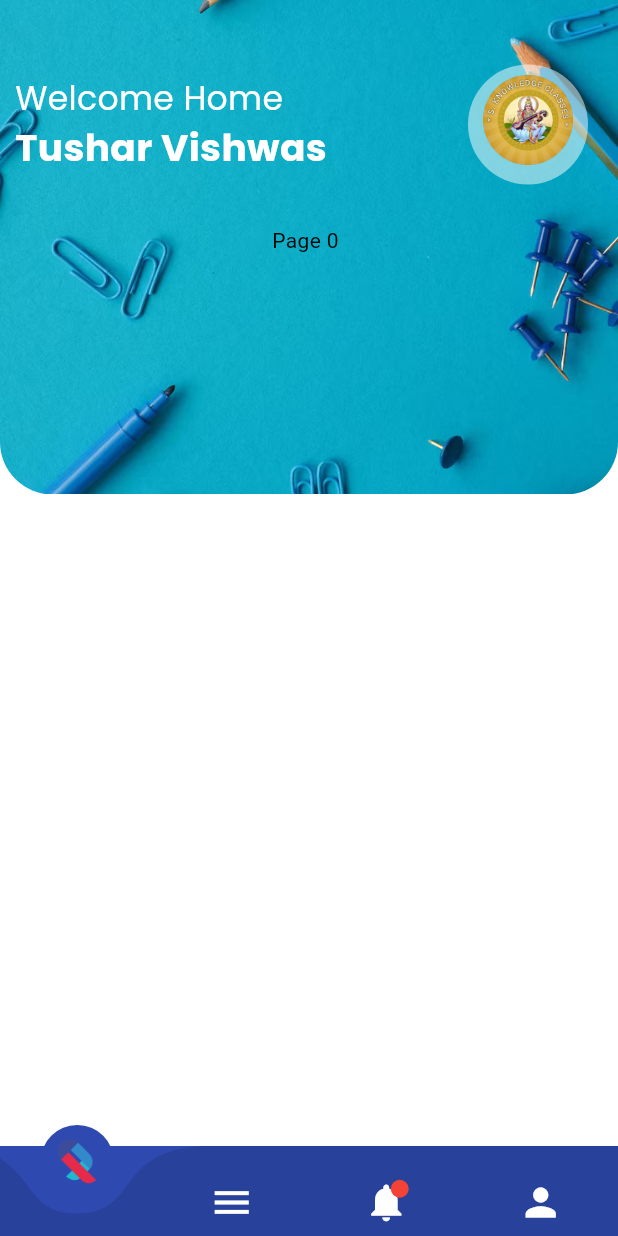
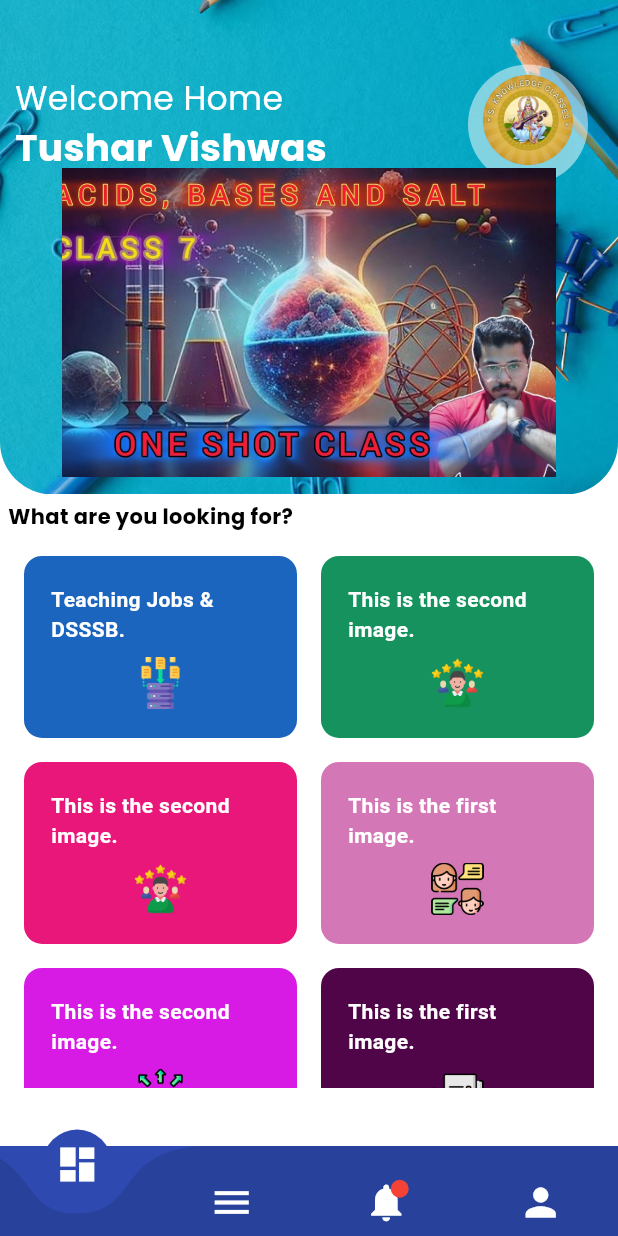
Before and after one commit to Nirajkumar11/Nirajkumar11, a Flutter app: the HomePageScreen screen opened by its route, on a phone screen of 412 x 824 dp. Run offline on Flutter 3.47's test engine with Material 3 defaults, Android fonts, the light colour scheme and no system bars; drawn by our look-alikes of curved_navigation_bar; our stand-ins replace get, google_fonts, permission_handler, shared_preferences; accounts and stored records are empty; Roboto replaces fonts that are missing (Ageo).

Commit message:
Commit:- Dashboard page created2

```diff
--- a/dear_guruji_education_app/lib/view/dashboard_view/DashBoardScreen.dart
+++ b/dear_guruji_education_app/lib/view/dashboard_view/DashBoardScreen.dart
@@ -5,7 +5,6 @@ import 'package:flutter/cupertino.dart';
 import 'package:flutter/material.dart';
 import 'package:get/get.dart';
 import 'package:google_fonts/google_fonts.dart';
-import 'package:loop_page_view/loop_page_view.dart';
 import '../../constants/app_colors.dart';
 import '../../constants/app_font_size.dart';
 import '../../view_model/dashBoard_viewModel/DashBoard_Vm.dart';
@@ -61,7 +60,7 @@ class DashBoardScreen extends StatelessWidget{
                                 boxShadow: [
                                   BoxShadow(
                                       color: AllColors.whiteColor
-                                          .withOpacity(0.5),
+                                          .withValues(alpha: 0.5),
                                       spreadRadius: 10,
                                       blurRadius: 0,
                                       offset: Offset(0, 3),
@@ -104,25 +103,19 @@ class DashBoardScreen extends StatelessWidget{
                             ),
                           )
                         ),
-                        Positioned(
-                          top: 110,
-                          left: 80,
-                          child: SizedBox(
-                            height: 100,
-                            width: size.width * 0.6,
-                            child: PageView.builder(
+                        PageView.builder(
                           controller: DashBoardVMController.pageController,
                          // itemCount: 5,
                           itemBuilder: (context, index) {
-                                final displayIndex = index % DashBoardVMController.itemCount;
+                            final displayIndex = index % DashBoardVMController.imgList.length;
                             return Center(
-                                  child: Text('Page $displayIndex', style: TextStyle(
-                                    color: Colors.black
-                                  ),),
+                              child: Container(
+                                margin: EdgeInsets.only(top: 100),
+                                height: size.width*.5,
+                                  width: size.width*.8,
+                                  child: DashBoardVMController.imgList[displayIndex])
                             );
                           },
-                            ),
-                          ),
                         )
                       ],
                     ),
@@ -130,7 +123,63 @@ class DashBoardScreen extends StatelessWidget{
 
                 ],
               ),
+              Padding(
+                padding: const EdgeInsets.only(right: 208.0,top: 5),
+                child: Text(
+                  "What are you looking for? ",
+                  style: GoogleFonts.poppins(
+                    color: Colors.black,
+                    fontWeight: FontWeight.bold,
+                    fontSize: AllFontSize.fourtine,
+                  ),
+                ),
+              ),
 
+              Container(
+                height: size.height*.45,
+                width: double.infinity,
+                child: GridView(
+                  padding: const EdgeInsets.all(16.0),
+                  gridDelegate: const SliverGridDelegateWithFixedCrossAxisCount(
+                    crossAxisCount: 2,
+                    childAspectRatio: 1.5,
+                    crossAxisSpacing: 16.0,
+                    mainAxisSpacing: 16.0,
+                  ),
+                  children: DashBoardVMController.imageDataList.map((imageData) {
+                    return Container(
+                      padding: const EdgeInsets.all(18.0),
+                      decoration: BoxDecoration(
+                        color: DashBoardVMController.getRandomColor(),
+                        borderRadius: BorderRadius.circular(12),
+                      ),
+                      child: Column(
+                        mainAxisAlignment: MainAxisAlignment.center,
+                        children: [
+                          Text(
+                            imageData.description,
+                            style: const TextStyle(
+                              fontSize: 14,
+                              fontWeight: FontWeight.bold,
+                              color: Colors.white,
+                            ),
+                            textAlign: TextAlign.start,
+                          ),
+                          const SizedBox(height: 8),
+                          Container(
+                              height: 35,
+                              width: 35,
+                              decoration: BoxDecoration(
+                                borderRadius: BorderRadius.circular(50)
+                              ),
+                              child: Image.asset(imageData.imagePath)),
+                        ],
+                      ),
+                    );
+                  }).toList(),
+
+          ),
+        )
             ],
         ),
         ),
--- a/dear_guruji_education_app/lib/view/dashboard_view/Home_view.dart
+++ b/dear_guruji_education_app/lib/view/dashboard_view/Home_view.dart
@@ -78,13 +78,12 @@ class _HomePageScreenState extends State<HomePageScreen> {
             .copyWith(iconTheme: IconThemeData(color: Colors.white)),
         child: CurvedNavigationBar(
           items: [
-            Image.asset("assets/images/pristine_pfulfilll.png",height: 33,width: 33,),
 
-            /*Icon(
+            Icon(
               Icons.dashboard,
               size: 30,
               color: Colors.white,
-            ),*/
+            ),
             Icon(Icons.menu, size: 30),
             Stack(children: [
               Icon(Icons.notifications, size: 30),
--- a/dear_guruji_education_app/lib/view_model/dashBoard_viewModel/DashBoard_Vm.dart
+++ b/dear_guruji_education_app/lib/view_model/dashBoard_viewModel/DashBoard_Vm.dart
@@ -1,32 +1,89 @@
 import 'dart:async';
+import 'dart:math';
 import 'package:get/get.dart';
 import 'package:flutter/cupertino.dart';
 
 class DashBoardViewModel extends GetxController {
   late PageController pageController;
   late Timer _timer;
-  int _currentPage = 0;
   final int itemCount = 5;
+  final int totalFakePages = 10000;
+
+  final List<Widget> imgList = [
+    Image.asset('assets/images/Youtubenail1.jpeg', fit: BoxFit.cover),
+    Image.asset('assets/images/Youtubenail2.jpeg', fit: BoxFit.cover),
+    Image.asset('assets/images/Youtubenail3.jpeg', fit: BoxFit.cover),
+    Image.asset('assets/images/Youtubenail4.jpeg', fit: BoxFit.cover),
+  ];
+
+  final Random _random = Random();
+
+  Color getRandomColor() {
+    return Color.fromARGB(
+      255,
+      _random.nextInt(256),
+      _random.nextInt(256),
+      _random.nextInt(256),
+    );
+  }
+
+
+  List<ImageData> imageDataList = [
+    ImageData(
+      imagePath: "assets/images/collections.png",
+      name: "Image 1",
+      description: "Teaching Jobs & DSSSB.",
+    ),
+    ImageData(
+      imagePath: "assets/images/customer.png",
+      name: "Image 2",
+      description: "This is the second image.",
+    ),
+    ImageData(
+      imagePath: "assets/images/customer.png",
+      name: "Image 2",
+      description: "This is the second image.",
+    ),
+    ImageData(
+      imagePath: "assets/images/customer-support.png",
+      name: "Image 4",
+      description: "This is the first image.",
+    ),
+    ImageData(
+      imagePath: "assets/images/distributor_ipt.png",
+      name: "Image 5",
+      description: "This is the second image.",
+    ),    ImageData(
+      imagePath: "assets/images/ipt_list.png",
+      name: "Image 6",
+      description: "This is the first image.",
+    ),
+    ImageData(
+      imagePath: "assets/images/event_management.png",
+      name: "Image 7",
+      description: "This is the second image.",
+    ),
+    ImageData(
+      imagePath: "assets/images/distributor_ipt.png",
+      name: "Image 8",
+      description: "This is the first image.",
+    ),
+
+    // add more images here...
+  ];
+
 
   @override
   void onInit() {
     super.onInit();
-    pageController = PageController();
+    pageController = PageController(initialPage: totalFakePages ~/ 2);
 
-    _timer = Timer.periodic(Duration(seconds: 2), (timer) {
+    _timer = Timer.periodic(Duration(seconds: 3), (timer) {
       if (pageController.hasClients) {
-        int nextPage = pageController.page!.toInt() + 1;
-
-        if (nextPage >= 10000) {
-          // Jump back to beginning
-          pageController.jumpToPage(0);
-        } else {
-          pageController.animateToPage(
-            nextPage,
-            duration: Duration(milliseconds: 500),
-            curve: Curves.easeInOut,
-          );
-        }
+        pageController.nextPage(
+          duration: Duration(milliseconds: 500),
+          curve: Curves.easeInOut,
+        );
       }
     });
   }
@@ -39,3 +96,17 @@ class DashBoardViewModel extends GetxController {
     super.onClose();
   }
 }
+
+
+class ImageData {
+  final String imagePath;
+  final String name;
+  final String description;
+
+  // Constructor for the class
+  ImageData({
+    required this.imagePath,
+    required this.name,
+    required this.description,
+  });
+}
--- a/dear_guruji_education_app/pubspec.yaml
+++ b/dear_guruji_education_app/pubspec.yaml
@@ -61,7 +61,7 @@ dev_dependencies:
   #connectivity: ^3.0.3
   connectivity_plus: ^5.0.2
   permission_handler: ^11.3.1
-  loop_page_view: ^1.2.5
+
 
 # For information on the generic Dart part of this file, see the
 # following page: https://dart.dev/tools/pub/pubspec
```
Also changed, not shown: dear_guruji_education_app/assets/images/Youtubenail1.jpeg (added), dear_guruji_education_app/assets/images/Youtubenail2.jpeg (added), dear_guruji_education_app/assets/images/Youtubenail3.jpeg (added), dear_guruji_education_app/assets/images/Youtubenail4.jpeg (added), dear_guruji_education_app/pubspec.lock. Lines whose indentation alone changed are shown as unchanged.
